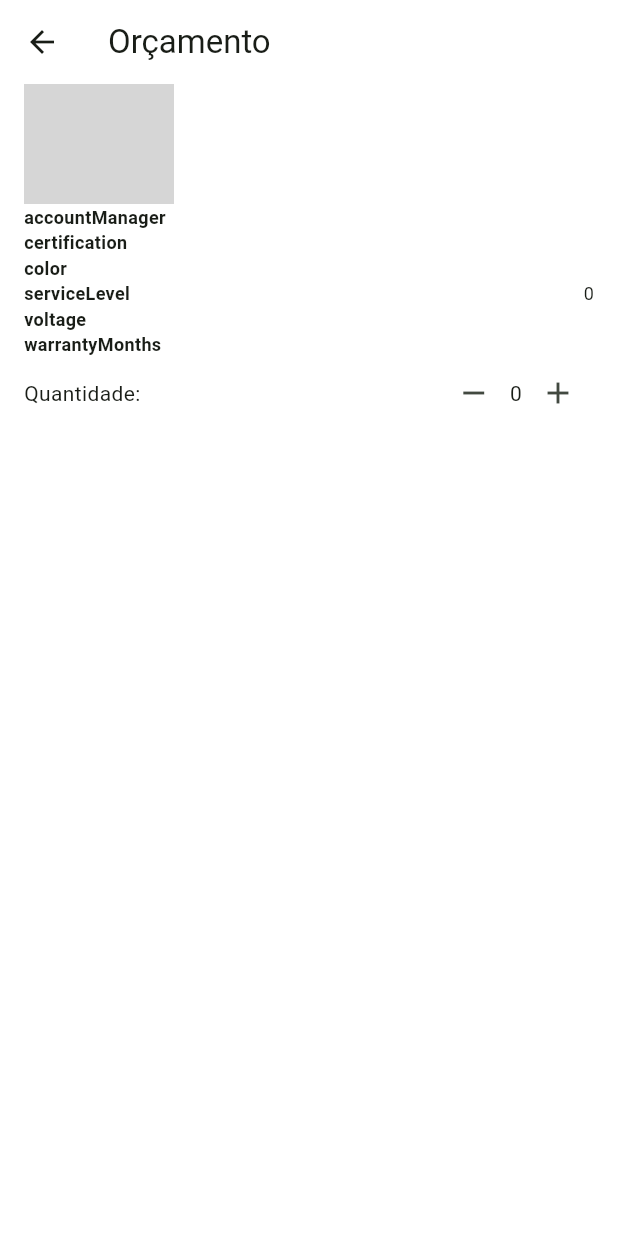
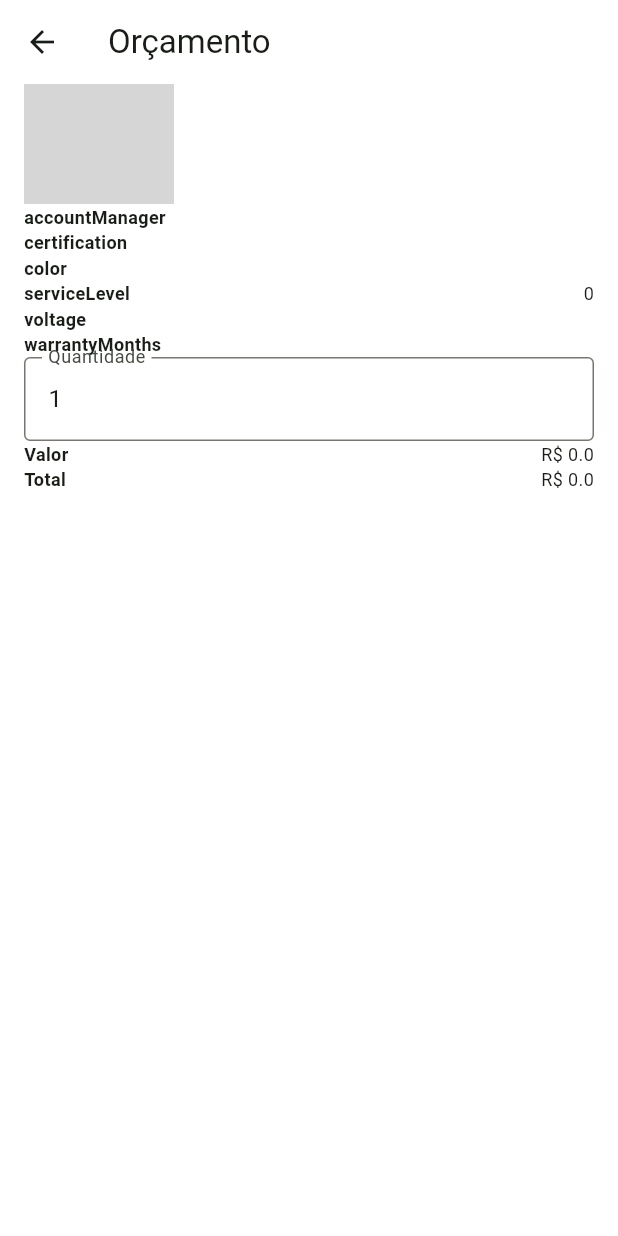
Before and after one commit to d-apps/altforce_budget_module, a Flutter app: the BudgetPage screen opened directly with empty values, on a phone screen of 412 x 824 dp. Run offline on Flutter 3.47's test engine with Material 3 defaults, Android fonts, the phone set to English and light mode, and no system bars; drawn by our look-alikes of cached_network_image; our stand-ins replace flutter_animate, font_awesome_flutter, get, mask_text_input_formatter; network calls fail; grey boxes are pictures that could not be loaded.

Commit message:
- update products repository - update budget page

```diff
--- a/lib/models/fields/app_number_field.dart
+++ b/lib/models/fields/app_number_field.dart
@@ -7,6 +7,7 @@ class AppNumberField extends ff.IFormField {
     required super.label,
     required super.onChanged,
     super.controller,
+    super.initialValue,
     super.key
   }) : super(
     keyboardType: TextInputType.number,
--- a/lib/models/fields/i_form_field.dart
+++ b/lib/models/fields/i_form_field.dart
@@ -7,6 +7,7 @@ abstract class IFormField<T> extends StatelessWidget {
   final void Function(String?)? onChanged;
   final TextInputType? keyboardType;
   final List<TextInputFormatter>? inputFormatters;
+  final String? initialValue;
 
   const IFormField({
     required this.label,
@@ -14,12 +15,14 @@ abstract class IFormField<T> extends StatelessWidget {
     this.onChanged,
     this.keyboardType,
     this.inputFormatters,
+    this.initialValue,
     super.key
   });
 
   @override
   Widget build(BuildContext context) {
     return TextFormField(
+      initialValue: initialValue,
       controller: controller,
       keyboardType: keyboardType,
       decoration: InputDecoration(
--- a/lib/models/strategies/pricing_strategy.dart
+++ b/lib/models/strategies/pricing_strategy.dart
@@ -2,7 +2,6 @@ import 'package:altforce_budget_module/core/strategy/i_strategy.dart';
 import 'package:altforce_budget_module/models/products/product.dart';
 
 class PricingStrategy implements IStrategy<Product> {
-
 
   @override
   void call(Product context) {
--- a/lib/pages/budget/presentation/budget_page.dart
+++ b/lib/pages/budget/presentation/budget_page.dart
@@ -1,3 +1,4 @@
+import 'package:altforce_budget_module/models/fields/app_number_field.dart';
 import 'package:altforce_budget_module/pages/budget/widgets/budget_text.dart';
 import 'package:cached_network_image/cached_network_image.dart';
 import 'package:flutter/material.dart';
@@ -44,34 +45,22 @@ class _BudgetPageState extends State<BudgetPage> {
             ...controller.product.attributes.map((key, value) {
               return MapEntry(key, BudgetText(label: key, text: value.toString()));
             }).values,
-            Row(
-              mainAxisAlignment: MainAxisAlignment.spaceBetween,
-              children: [
-                Text("Quantidade:"),
-                Row(
-                  children: [
-                    IconButton(
-                      onPressed: (){
-                        controller.product
-                            .decrementQuantity();
-                        setState(() {});
-                      },
-                      icon: Icon(Icons.remove),
-                    ),
-                    Text(controller.product.quantity
-                        .toString()),
-                    IconButton(
-                      onPressed: (){
-                        controller.product
-                            .incrementQuantity();
-                        setState(() {});
-                      },
-                      icon: Icon(Icons.add),
-                    ),
-                  ],
-                )
-              ],
+            AppNumberField(
+                initialValue: "1",
+                label: "Quantidade",
+                onChanged: (v){
+                  controller.product.quantity = int.tryParse(v!) ?? 1;
+                  setState(() {});
+                }
             ),
+            BudgetText(
+                label: "Valor",
+                text: "R\$ ${controller.product.price}"
+            ),
+            BudgetText(
+                label: "Total",
+                text: "R\$ ${controller.product.price * controller.product.quantity}"
+            )
           ],
         ),
       ),
```
Also changed, not shown: lib/repositories/fake_products.dart (+2 -8 lines).
